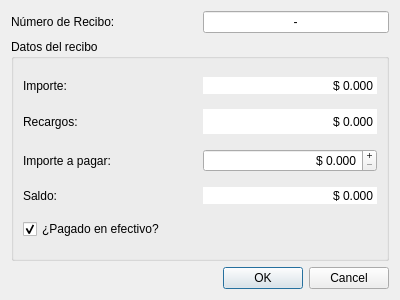
Above: trunk/plugins/HiComp/DPagarReciboBase.ui from chungote/gestotux before the change. Below: the same form after it.
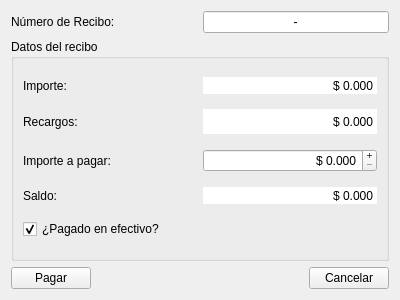
That is the form after the change.

```diff
--- a/trunk/plugins/HiComp/DPagarReciboBase.ui
+++ b/trunk/plugins/HiComp/DPagarReciboBase.ui
@@ -13,8 +13,8 @@
   <property name="windowTitle">
    <string>Dialog</string>
   </property>
-  <layout class="QGridLayout" name="gridLayout">
-   <item row="0" column="0">
+  <layout class="QVBoxLayout" name="verticalLayout_2">
+   <item>
     <layout class="QHBoxLayout" name="horizontalLayout">
      <item>
       <widget class="QLabel" name="LNumero">
@@ -56,7 +56,7 @@
      </item>
     </layout>
    </item>
-   <item row="1" column="0">
+   <item>
     <widget class="QGroupBox" name="GBDatos">
      <property name="sizePolicy">
       <sizepolicy hsizetype="Preferred" vsizetype="MinimumExpanding">
@@ -255,15 +255,42 @@
      </layout>
     </widget>
    </item>
-   <item row="2" column="0">
-    <widget class="QDialogButtonBox" name="buttonBox">
-     <property name="orientation">
-      <enum>Qt::Horizontal</enum>
-     </property>
-     <property name="standardButtons">
-      <set>QDialogButtonBox::Cancel|QDialogButtonBox::Ok</set>
-     </property>
-    </widget>
+   <item>
+    <layout class="QHBoxLayout" name="horizontalLayout_6">
+     <item>
+      <widget class="QPushButton" name="PBPagar">
+       <property name="text">
+        <string>Pagar</string>
+       </property>
+       <property name="autoDefault">
+        <bool>false</bool>
+       </property>
+      </widget>
+     </item>
+     <item>
+      <spacer name="horizontalSpacer">
+       <property name="orientation">
+        <enum>Qt::Horizontal</enum>
+       </property>
+       <property name="sizeHint" stdset="0">
+        <size>
+         <width>40</width>
+         <height>20</height>
+        </size>
+       </property>
+      </spacer>
+     </item>
+     <item>
+      <widget class="QPushButton" name="PBCancelar">
+       <property name="text">
+        <string>Cancelar</string>
+       </property>
+       <property name="autoDefault">
+        <bool>false</bool>
+       </property>
+      </widget>
+     </item>
+    </layout>
    </item>
   </layout>
  </widget>
```
Left out of the diff: 36 changed lines with no effect on the pictures.
